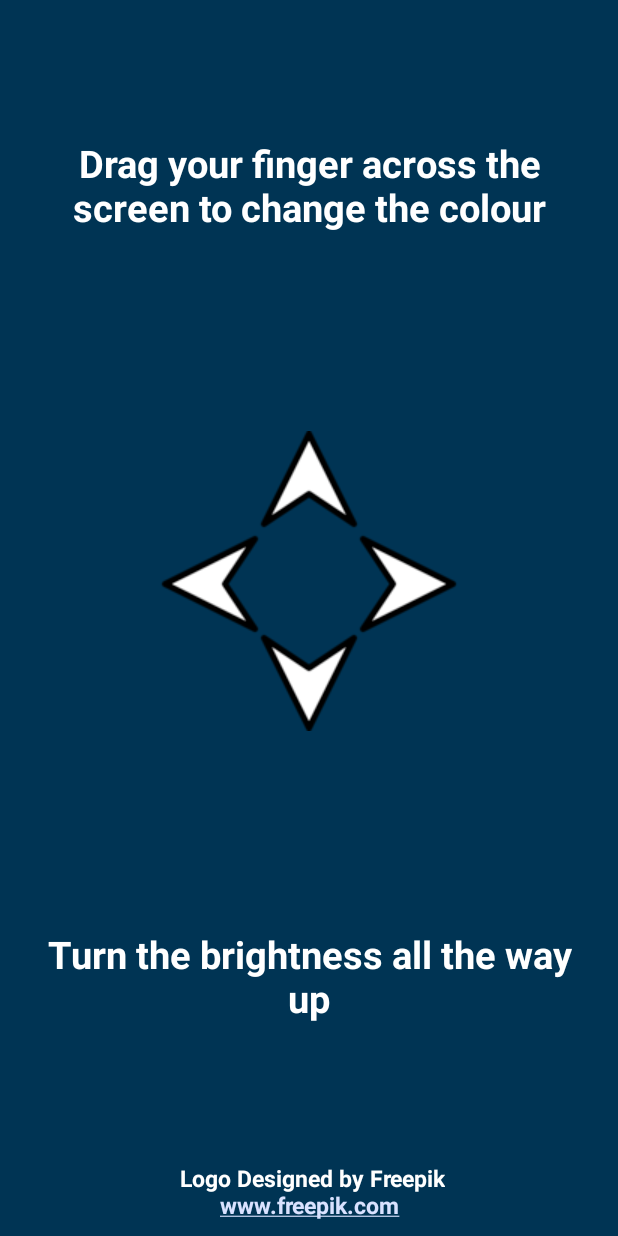
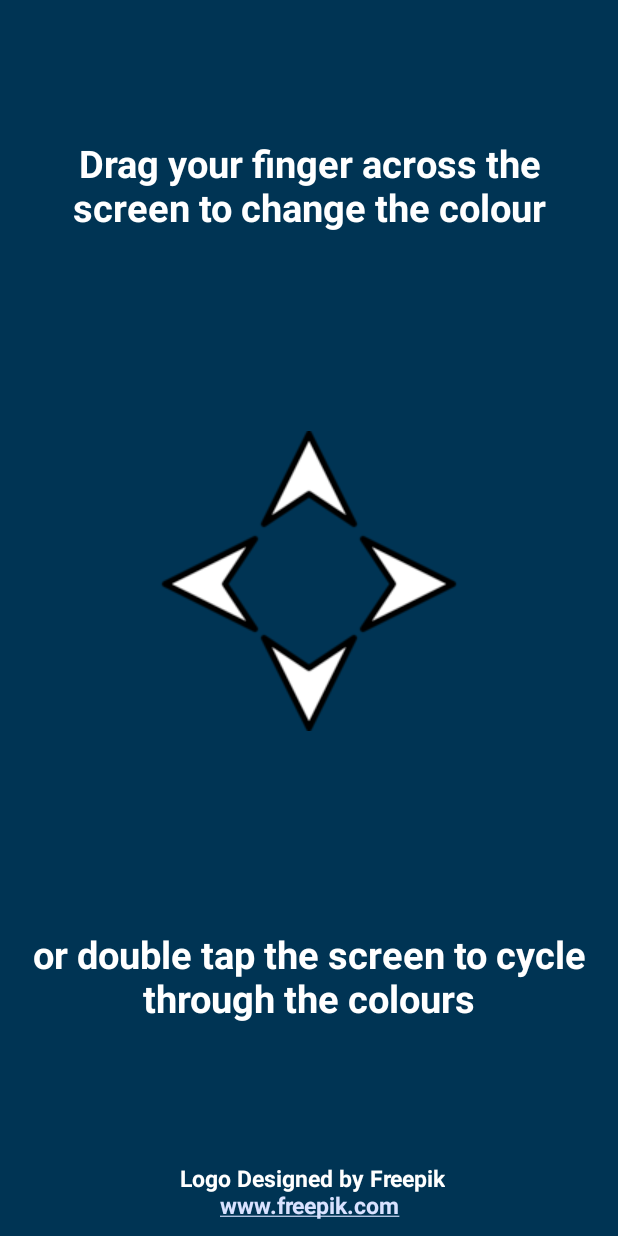
Before and after one commit to Alequin/Simple-Mood-Light, an Android app: the screen it shows after launch (MainActivity), on a phone screen of 412 x 824 dp. Run offline under Robolectric (Android 15) with nearby library versions, the phone set to English and light mode, and no system bars.

Commit message:
Change to intro screen

```diff
--- a/app/src/main/java/com/alequinonboard/simplemoodlight/MainActivity.java
+++ b/app/src/main/java/com/alequinonboard/simplemoodlight/MainActivity.java
@@ -94,13 +94,14 @@ public class MainActivity extends Activity implements View.OnTouchListener{
     private void activateAutoColourMode(){
         autoColourHandler.post(new Runnable() {
 
+            private int xIndex = colourManager.numberOfColours / 2;
             private int yIndex = 0;
 
             @Override
             public void run() {
 
                 long time1 = System.currentTimeMillis();
-                setBackgroundColour(colourManager.getColourAt(colourManager.numberOfColours / 2, yIndex));
+                setBackgroundColour(colourManager.getColourAt(xIndex, yIndex));
                 yIndex += 3;
 
                 if (yIndex >= colourManager.numberOfColours) {
--- a/app/src/main/res/values/strings.xml
+++ b/app/src/main/res/values/strings.xml
@@ -2,7 +2,7 @@
     <string name="app_name">Simple Mood Light</string>
 
     <string name="instructions_top">Drag your finger across the screen to change the colour</string>
-    <string name="instructions_bottom">Turn the brightness all the way up</string>
+    <string name="instructions_bottom">or double tap the screen to cycle through the colours</string>
     <string name="image_attribution">
         Logo Designed by Freepik\n
         <a href="#">www.freepik.com</a>
```
Also changed, not shown: 1 other file.
